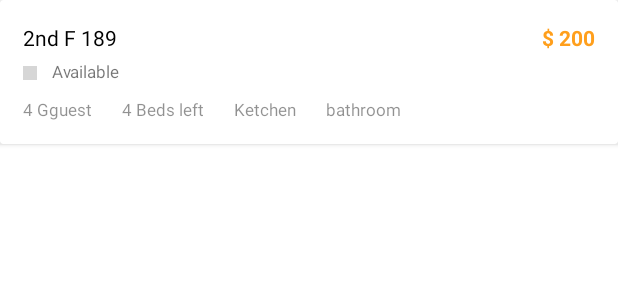
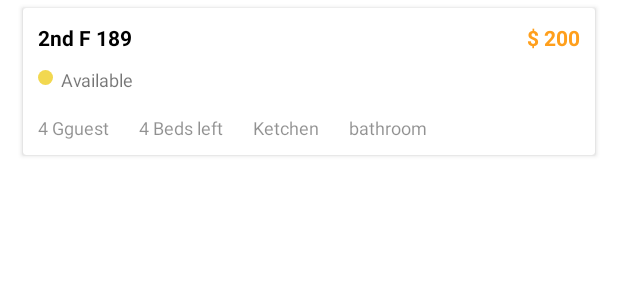
Before and after one commit to damagermax/PrestigeHostel, an Android app: the layout room_card.xml on its own in the app's theme, with its tools: preview values and no code run, on a phone screen of 412 x 824 dp. Shown: the top 300 px of the screen. Run offline under Robolectric (Android 15) with nearby library versions, the phone set to English and light mode, and no system bars; grey boxes are pictures that could not be loaded.

```diff
--- a/app/src/main/java/com/example/prestigehostel/models/RoomModel.kt
+++ b/app/src/main/java/com/example/prestigehostel/models/RoomModel.kt
@@ -6,7 +6,6 @@ package com.example.prestigehostel.models
 
 data class RoomModel (
     val number:String="",
-    val status:String="",
     val price:String="",
     val numberOfGuest:Int=0,
     val bedsLeft:Int=0,
--- /dev/null
+++ b/app/src/main/res/drawable/room_status_yellow.xml
@@ -0,0 +1,9 @@
+<?xml version="1.0" encoding="utf-8"?>
+<shape xmlns:android="http://schemas.android.com/apk/res/android">
+
+    <solid android:color="@color/yellow"/>
+    <corners android:radius="50dp"/>
+    <size android:width="11dp"
+        android:height="11dp"/>
+
+</shape>
--- a/app/src/main/res/layout/room_card.xml
+++ b/app/src/main/res/layout/room_card.xml
@@ -1,69 +1,77 @@
 <?xml version="1.0" encoding="utf-8"?>
 <androidx.cardview.widget.CardView xmlns:android="http://schemas.android.com/apk/res/android"
+    xmlns:app="http://schemas.android.com/apk/res-auto"
     android:layout_width="match_parent"
     android:layout_height="wrap_content"
-    xmlns:app="http://schemas.android.com/apk/res-auto">
+    android:layout_marginStart="15dp"
+    android:layout_marginTop="5dp"
+    android:layout_marginBottom="5dp"
+    android:layout_marginEnd="15dp">
 
 
     <RelativeLayout
         android:layout_width="match_parent"
-            android:padding="15dp"
-            android:layout_height="match_parent">
+        android:layout_height="match_parent"
+        android:padding="10dp">
 
         <TextView
+            android:id="@+id/roomNumber"
+            android:layout_marginBottom="10dp"
             android:layout_width="wrap_content"
             android:layout_height="wrap_content"
-                android:id="@+id/roomNumber"
+            android:text="2nd F 189"
             android:textColor="@color/black"
-                android:text="2nd F 189"/>
+            android:textStyle="bold"
+            />
 
         <TextView
             android:id="@+id/roomPrice"
             android:layout_width="wrap_content"
             android:layout_height="wrap_content"
+            android:layout_alignParentEnd="true"
             android:text="$ 200"
-                android:textStyle="bold"
             android:textColor="@color/orange"
-                android:layout_alignParentEnd="true"
-               />
+            android:textStyle="bold" />
+
         <View
-                android:layout_width="9dp"
-                android:layout_height="9dp"
             android:id="@+id/roomStatusIndicator"
+            android:layout_width="10dp"
+            android:layout_height="10dp"
+            android:layout_marginTop="2dp"
             android:layout_below="@id/roomNumber"
-             android:layout_marginTop="9dp"
-                android:background="@drawable/room_status"/>
+            android:background="@drawable/room_status_yellow" />
+
         <TextView
+            android:id="@+id/roomStatus"
             android:layout_width="wrap_content"
             android:layout_height="wrap_content"
-                android:id="@+id/roomStatus"
-                android:textSize="11sp"
-                android:layout_marginStart="10dp"
+            android:layout_below="@id/roomNumber"
+            android:layout_marginStart="5dp"
             android:layout_toEndOf="@id/roomStatusIndicator"
-                android:layout_marginTop="5dp"
-                android:layout_below="@id/roomNumber"
-                android:text="Available"/>
+            android:text="Available"
+            android:textSize="12sp" />
+
         <TextView
+            android:id="@+id/roomGuest"
             android:layout_width="wrap_content"
             android:layout_height="wrap_content"
-                android:id="@+id/roomGuest"
+            android:layout_below="@id/roomStatus"
+            android:layout_marginTop="15dp"
             android:alpha=".8"
-                android:textSize="11sp"
-                android:layout_marginTop="10dp"
-                android:layout_below="@id/roomStatus"
-                android:text="4 Gguest"/>
+            android:text="4 Gguest"
+            android:textSize="12sp" />
 
         <TextView
             android:id="@+id/roomBedsLeft"
             android:layout_width="wrap_content"
             android:layout_height="wrap_content"
             android:layout_below="@id/roomStatus"
+            android:layout_marginStart="20dp"
+            android:layout_marginTop="15dp"
             android:layout_toEndOf="@id/roomGuest"
-                android:layout_marginStart="20dp"
-                android:layout_marginTop="10dp"
             android:alpha=".8"
             android:text="4 Beds left"
-                android:textSize="11sp"/>
+            android:textSize="12sp" />
 
         <TextView
             android:id="@+id/roomKitchen"
@@ -71,11 +79,11 @@
             android:layout_height="wrap_content"
             android:layout_below="@id/roomStatus"
             android:layout_marginStart="20dp"
+            android:layout_marginTop="15dp"
+            android:layout_toEndOf="@id/roomBedsLeft"
             android:alpha=".8"
-                android:layout_marginTop="10dp"
-                android:layout_toEndOf="@id/roomBedsLeft"
             android:text="Ketchen"
-                android:textSize="11sp"/>
+            android:textSize="12sp" />
 
         <TextView
             android:id="@+id/roomBathroom"
@@ -83,14 +91,13 @@
             android:layout_height="wrap_content"
             android:layout_below="@id/roomStatus"
             android:layout_marginStart="20dp"
+            android:layout_marginTop="15dp"
+            android:layout_toEndOf="@id/roomKitchen"
             android:alpha=".8"
-                android:layout_marginTop="10dp"
-                android:layout_toEndOf="@id/roomKitchen"
             android:text="bathroom"
-                android:textSize="11sp"/>
+            android:textSize="12sp" />
 
     </RelativeLayout>
 
 
-
 </androidx.cardview.widget.CardView>
--- a/app/src/main/res/values/colors.xml
+++ b/app/src/main/res/values/colors.xml
@@ -10,4 +10,7 @@
     <color name="white">#FFFFFFFF</color>
     <color name="white400">#E2E2E2</color>
     <color name="white300">#C0DAEE</color>
+    <color name="red">#F24431</color>
+    <color name="yellow">#F2D850</color>
+    <color name="green">#039D87</color>
 </resources>
```
Also changed, not shown: app/src/main/java/com/example/prestigehostel/adapters/RoomAdapter.kt (+11 -7 lines), app/src/main/java/com/example/prestigehostel/fragments/FragmentFemale.kt (+37 -1 lines), app/src/main/java/com/example/prestigehostel/fragments/FragmentMale.kt (+36 -1 lines), app/src/main/res/drawable-v24/room_status_red.xml (added, +9 -0 lines), app/src/main/res/drawable/room_status_green.xml (added, +9 -0 lines), app/src/main/res/layout/fragment_female.xml (+7 -5 lines), app/src/main/res/layout/fragment_male.xml (+10 -2 lines). Lines whose indentation alone changed are shown as unchanged.
